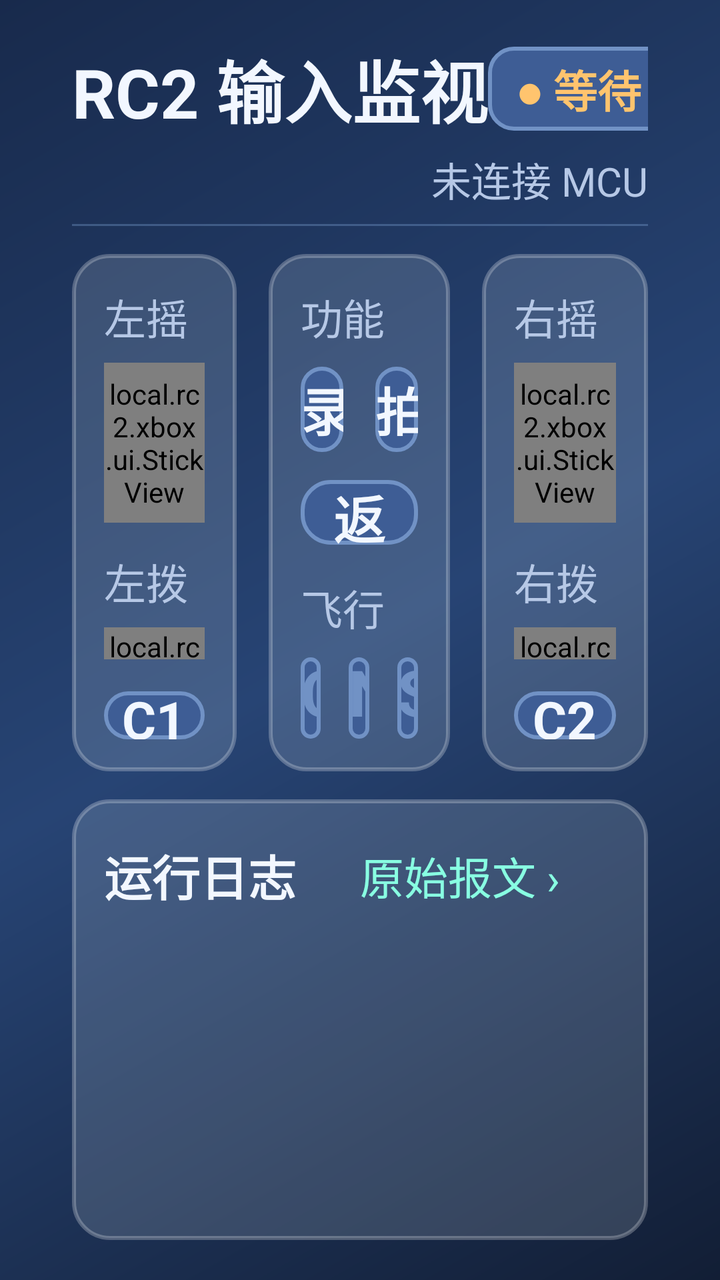
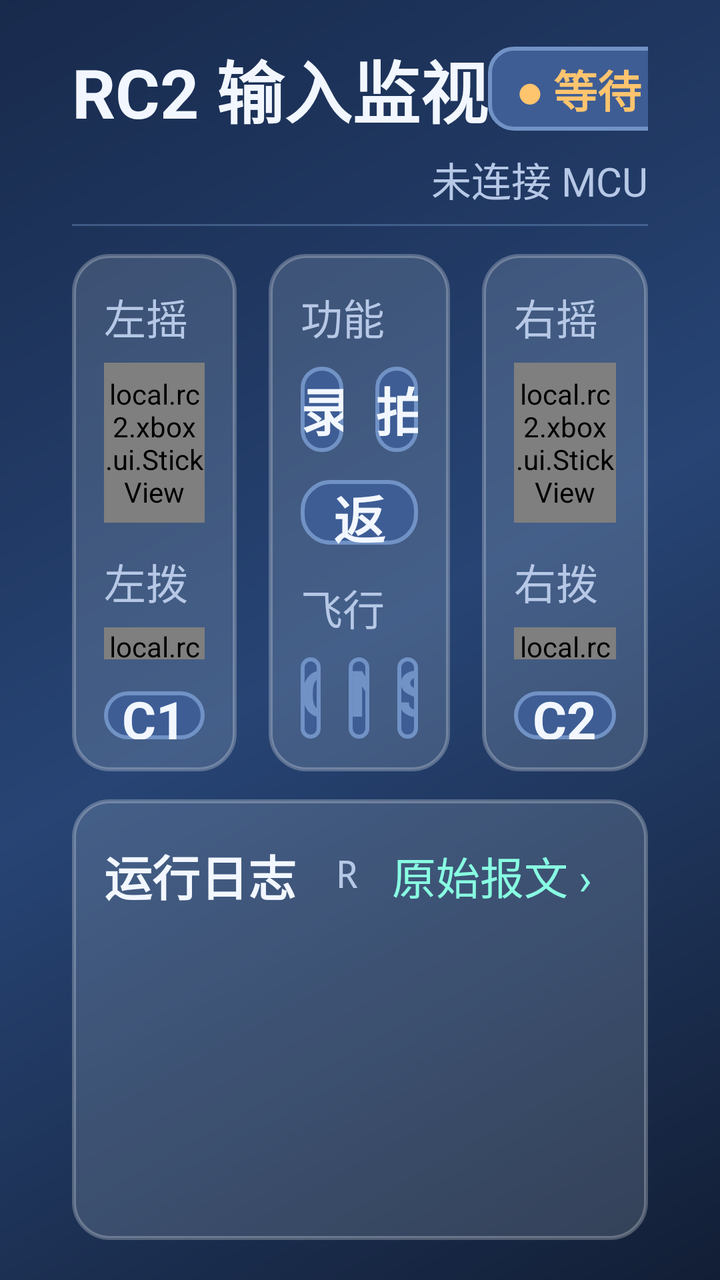

Two renders of the same Android screen: before a commit and after it. Below are the layout's source before the change and the commit's diff.
<!-- AndroidManifest.xml: application theme Theme.Rc2 -->
<!-- res/layout/page_dashboard.xml -->
<?xml version="1.0" encoding="utf-8"?>
<LinearLayout xmlns:android="http://schemas.android.com/apk/res/android"
    android:layout_width="match_parent"
    android:layout_height="match_parent"
    android:background="@drawable/bg_screen"
    android:orientation="vertical"
    android:paddingStart="36dp"
    android:paddingTop="20dp"
    android:paddingEnd="36dp"
    android:paddingBottom="20dp">

    
    <LinearLayout
        android:layout_width="match_parent"
        android:layout_height="wrap_content"
        android:baselineAligned="false"
        android:gravity="center_vertical"
        android:orientation="horizontal">

        <TextView
            style="@style/RcTitle"
            android:layout_width="wrap_content"
            android:layout_height="wrap_content"
            android:text="RC2 输入监视" />

        <Space
            android:layout_width="0dp"
            android:layout_height="1dp"
            android:layout_weight="1.5" />

        <TextView
            android:id="@+id/stateText"
            style="@style/RcBadge"
            android:layout_width="wrap_content"
            android:layout_height="wrap_content"
            android:text="● 等待 MCU" />

        <TextView
            android:id="@+id/rateText"
            style="@style/RcTag"
            android:layout_width="wrap_content"
            android:layout_height="wrap_content"
            android:layout_marginStart="22dp"
            android:fontFamily="monospace"
            android:text="0 FPS  /  0 Hz" />
    </LinearLayout>

    
    <TextView
        android:id="@+id/statusText"
        style="@style/RcTag"
        android:layout_width="match_parent"
        android:layout_height="wrap_content"
        android:layout_marginTop="6dp"
        android:ellipsize="end"
        android:gravity="end"
        android:text="未连接 MCU"
        android:textSize="20sp" />

    <View
        android:layout_width="match_parent"
        android:layout_height="1dp"
        android:layout_marginTop="8dp"
        android:background="@color/rc_line" />

    
    <LinearLayout
        android:layout_width="match_parent"
        android:layout_height="0dp"
        android:layout_marginTop="14dp"
        android:layout_weight="1"
        android:baselineAligned="false"
        android:orientation="horizontal">

        
        <LinearLayout
            android:layout_width="0dp"
            android:layout_height="match_parent"
            android:layout_weight="1"
            android:background="@drawable/bg_panel"
            android:orientation="vertical"
            android:padding="16dp">

            <LinearLayout
                android:layout_width="match_parent"
                android:layout_height="wrap_content"
                android:baselineAligned="false"
                android:gravity="center_vertical"
                android:orientation="horizontal">

                <TextView
                    style="@style/RcSection"
                    android:layout_width="wrap_content"
                    android:layout_height="wrap_content"
                    android:text="左摇杆" />

                <TextView
                    android:id="@+id/stickLeftValue"
                    style="@style/RcValue"
                    android:layout_width="0dp"
                    android:layout_height="wrap_content"
                    android:layout_weight="1"
                    android:gravity="end"
                    android:text="X +0.00  Y +0.00" />
            </LinearLayout>

            <local.rc2.xbox.ui.StickView
                android:id="@+id/stickLeft"
                android:layout_width="match_parent"
                android:layout_height="0dp"
                android:layout_marginTop="8dp"
                android:layout_weight="1.5" />

            <LinearLayout
                android:layout_width="match_parent"
                android:layout_height="wrap_content"
                android:layout_marginTop="14dp"
                android:baselineAligned="false"
                android:gravity="center_vertical"
                android:orientation="horizontal">

                <TextView
                    style="@style/RcSection"
                    android:layout_width="wrap_content"
                    android:layout_height="wrap_content"
                    android:text="左拨轮" />

                <TextView
                    android:id="@+id/dialLeftValue"
                    style="@style/RcValue"
                    android:layout_width="0dp"
                    android:layout_height="wrap_content"
                    android:layout_weight="1"
                    android:gravity="end"
                    android:text="0x00 (0)" />
            </LinearLayout>

            <local.rc2.xbox.ui.DialView
                android:id="@+id/dialLeft"
                android:layout_width="match_parent"
                android:layout_height="0dp"
                android:layout_marginTop="8dp"
                android:layout_weight="0.3" />

            <TextView
                android:id="@+id/keyC1"
                style="@style/RcKey"
                android:layout_width="match_parent"
                android:layout_height="0dp"
                android:layout_marginTop="16dp"
                android:layout_weight="0.45"
                android:text="C1" />
        </LinearLayout>

        
        <LinearLayout
            android:layout_width="0dp"
            android:layout_height="match_parent"
            android:layout_marginStart="16dp"
            android:layout_weight="1.1"
            android:background="@drawable/bg_panel"
            android:orientation="vertical"
            android:padding="16dp">

            <TextView
                style="@style/RcSection"
                android:layout_width="match_parent"
                android:layout_height="wrap_content"
                android:text="功能按键" />

            <LinearLayout
                android:layout_width="match_parent"
                android:layout_height="0dp"
                android:layout_marginTop="10dp"
                android:layout_weight="1"
                android:baselineAligned="false"
                android:orientation="horizontal">

                <TextView
                    android:id="@+id/keyRecord"
                    style="@style/RcKey"
                    android:layout_width="0dp"
                    android:layout_height="match_parent"
                    android:layout_marginEnd="8dp"
                    android:layout_weight="1"
                    android:text="录像" />

                <TextView
                    android:id="@+id/keyShutter"
                    style="@style/RcKey"
                    android:layout_width="0dp"
                    android:layout_height="match_parent"
                    android:layout_marginStart="8dp"
                    android:layout_weight="1"
                    android:text="拍照" />
            </LinearLayout>

            <TextView
                android:id="@+id/keyRth"
                style="@style/RcKey"
                android:layout_width="match_parent"
                android:layout_height="0dp"
                android:layout_marginTop="14dp"
                android:layout_weight="0.75"
                android:text="返航 / 暂停" />

            
            <LinearLayout
                android:layout_width="match_parent"
                android:layout_height="wrap_content"
                android:layout_marginTop="16dp"
                android:baselineAligned="false"
                android:gravity="center_vertical"
                android:orientation="horizontal">

                <TextView
                    style="@style/RcSection"
                    android:layout_width="wrap_content"
                    android:layout_height="wrap_content"
                    android:text="飞行模式" />

                <TextView
                    android:id="@+id/modeRaw"
                    style="@style/RcValue"
                    android:layout_width="0dp"
                    android:layout_height="wrap_content"
                    android:layout_weight="1"
                    android:gravity="end"
                    android:text="b2 —" />
            </LinearLayout>

            <LinearLayout
                android:layout_width="match_parent"
                android:layout_height="0dp"
                android:layout_marginTop="10dp"
                android:layout_weight="0.95"
                android:baselineAligned="false"
                android:orientation="horizontal">

                <LinearLayout
                    android:id="@+id/modeC"
                    android:layout_width="0dp"
                    android:layout_height="match_parent"
                    android:layout_marginEnd="7dp"
                    android:layout_weight="1"
                    android:background="@drawable/bg_chip"
                    android:gravity="center"
                    android:orientation="vertical">

                    <TextView
                        android:layout_width="wrap_content"
                        android:layout_height="wrap_content"
                        android:duplicateParentState="true"
                        android:includeFontPadding="false"
                        android:text="C"
                        android:textColor="@color/chip_text"
                        android:textSize="32sp"
                        android:textStyle="bold" />

                    <TextView
                        android:layout_width="wrap_content"
                        android:layout_height="wrap_content"
                        android:layout_marginTop="2dp"
                        android:duplicateParentState="true"
                        android:includeFontPadding="false"
                        android:text="平稳"
                        android:textColor="@color/chip_sub_text"
                        android:textSize="19sp" />
                </LinearLayout>

                <LinearLayout
                    android:id="@+id/modeN"
                    android:layout_width="0dp"
                    android:layout_height="match_parent"
                    android:layout_marginStart="7dp"
                    android:layout_marginEnd="7dp"
                    android:layout_weight="1"
                    android:background="@drawable/bg_chip"
                    android:gravity="center"
                    android:orientation="vertical">

                    <TextView
                        android:layout_width="wrap_content"
                        android:layout_height="wrap_content"
                        android:duplicateParentState="true"
                        android:includeFontPadding="false"
                        android:text="N"
                        android:textColor="@color/chip_text"
                        android:textSize="32sp"
                        android:textStyle="bold" />

                    <TextView
                        android:layout_width="wrap_content"
                        android:layout_height="wrap_content"
                        android:layout_marginTop="2dp"
                        android:duplicateParentState="true"
                        android:includeFontPadding="false"
                        android:text="普通"
                        android:textColor="@color/chip_sub_text"
                        android:textSize="19sp" />
                </LinearLayout>

                <LinearLayout
                    android:id="@+id/modeS"
                    android:layout_width="0dp"
                    android:layout_height="match_parent"
                    android:layout_marginStart="7dp"
                    android:layout_weight="1"
                    android:background="@drawable/bg_chip"
                    android:gravity="center"
                    android:orientation="vertical">

                    <TextView
                        android:layout_width="wrap_content"
                        android:layout_height="wrap_content"
                        android:duplicateParentState="true"
                        android:includeFontPadding="false"
                        android:text="S"
                        android:textColor="@color/chip_text"
                        android:textSize="32sp"
                        android:textStyle="bold" />

                    <TextView
                        android:layout_width="wrap_content"
                        android:layout_height="wrap_content"
                        android:layout_marginTop="2dp"
                        android:duplicateParentState="true"
                        android:includeFontPadding="false"
                        android:text="运动"
                        android:textColor="@color/chip_sub_text"
                        android:textSize="19sp" />
                </LinearLayout>
            </LinearLayout>
        </LinearLayout>

        
        <LinearLayout
            android:layout_width="0dp"
            android:layout_height="match_parent"
            android:layout_marginStart="16dp"
            android:layout_weight="1"
            android:background="@drawable/bg_panel"
            android:orientation="vertical"
            android:padding="16dp">

            <LinearLayout
                android:layout_width="match_parent"
                android:layout_height="wrap_content"
                android:baselineAligned="false"
                android:gravity="center_vertical"
                android:orientation="horizontal">

                <TextView
                    style="@style/RcSection"
                    android:layout_width="wrap_content"
                    android:layout_height="wrap_content"
                    android:text="右摇杆" />

                <TextView
                    android:id="@+id/stickRightValue"
                    style="@style/RcValue"
                    android:layout_width="0dp"
                    android:layout_height="wrap_content"
                    android:layout_weight="1"
                    android:gravity="end"
                    android:text="X +0.00  Y +0.00" />
            </LinearLayout>

            <local.rc2.xbox.ui.StickView
                android:id="@+id/stickRight"
                android:layout_width="match_parent"
                android:layout_height="0dp"
                android:layout_marginTop="8dp"
                android:layout_weight="1.5" />

            <LinearLayout
                android:layout_width="match_parent"
                android:layout_height="wrap_content"
                android:layout_marginTop="14dp"
                android:baselineAligned="false"
                android:gravity="center_vertical"
                android:orientation="horizontal">

                <TextView
                    style="@style/RcSection"
                    android:layout_width="wrap_content"
                    android:layout_height="wrap_content"
                    android:text="右拨轮" />

                <TextView
                    android:id="@+id/dialRightValue"
                    style="@style/RcValue"
                    android:layout_width="0dp"
                    android:layout_height="wrap_content"
                    android:layout_weight="1"
                    android:gravity="end"
                    android:text="0x00 (0)" />
            </LinearLayout>

            <local.rc2.xbox.ui.DialView
                android:id="@+id/dialRight"
                android:layout_width="match_parent"
                android:layout_height="0dp"
                android:layout_marginTop="8dp"
                android:layout_weight="0.3" />

            <TextView
                android:id="@+id/keyC2"
                style="@style/RcKey"
                android:layout_width="match_parent"
                android:layout_height="0dp"
                android:layout_marginTop="16dp"
                android:layout_weight="0.45"
                android:text="C2" />
        </LinearLayout>
    </LinearLayout>

    
    <LinearLayout
        android:layout_width="match_parent"
        android:layout_height="0dp"
        android:layout_marginTop="14dp"
        android:layout_weight="0.85"
        android:background="@drawable/bg_panel"
        android:orientation="vertical"
        android:padding="16dp">

        <LinearLayout
            android:layout_width="match_parent"
            android:layout_height="wrap_content"
            android:baselineAligned="false"
            android:gravity="center_vertical"
            android:orientation="horizontal">

            <TextView
                android:layout_width="wrap_content"
                android:layout_height="wrap_content"
                android:includeFontPadding="false"
                android:text="运行日志"
                android:textColor="@color/rc_text"
                android:textSize="24sp"
                android:textStyle="bold" />

            <TextView
                android:id="@+id/channelText"
                style="@style/RcTag"
                android:layout_width="0dp"
                android:layout_height="wrap_content"
                android:layout_marginStart="20dp"
                android:layout_weight="1"
                android:fontFamily="monospace"
                android:text="RX — RY — LY — LX — LT — RT —"
                android:textSize="19sp" />

            <TextView
                android:id="@+id/btnRaw"
                style="@style/RcLink"
                android:layout_width="wrap_content"
                android:layout_height="wrap_content"
                android:text="原始报文 ›" />

            <TextView
                android:id="@+id/btnProbe"
                style="@style/RcLink"
                android:layout_width="wrap_content"
                android:layout_height="wrap_content"
                android:layout_marginStart="12dp"
                android:text="推送探针 ›" />
        </LinearLayout>

        <ScrollView
            android:id="@+id/logScroll"
            android:layout_width="match_parent"
            android:layout_height="0dp"
            android:layout_marginTop="10dp"
            android:layout_weight="1"
            android:scrollbars="vertical">

            <TextView
                android:id="@+id/logText"
                style="@style/RcBody"
                android:layout_width="match_parent"
                android:layout_height="wrap_content" />
        </ScrollView>
    </LinearLayout>

</LinearLayout>
<!-- resources referenced by this layout -->
<resources>
  <color name="rc_line">#4D8FB6E8</color>
  <color name="rc_text">#FFF2F7FF</color>
  <!-- drawable bg_panel (drawable) -->
  <?xml version="1.0" encoding="utf-8"?>
  <shape xmlns:android="http://schemas.android.com/apk/res/android"
      android:shape="rectangle">
      <solid android:color="@color/rc_panel" />
      <corners android:radius="18dp" />
      <stroke
          android:width="2dp"
          android:color="#40FFFFFF" />
  </shape>
  <!-- drawable bg_screen (drawable) -->
  <?xml version="1.0" encoding="utf-8"?>
  <shape xmlns:android="http://schemas.android.com/apk/res/android"
      android:shape="rectangle">
      <gradient
          android:angle="315"
          android:centerColor="@color/rc_bg_mid"
          android:endColor="@color/rc_bg_bottom"
          android:startColor="@color/rc_bg_top" />
  </shape>
  <style name="RcBody">
          <item name="android:textColor">@color/rc_muted</item>
          <item name="android:textSize">21sp</item>
          <item name="android:fontFamily">monospace</item>
          <item name="android:lineSpacingExtra">5dp</item>
      </style>
  <style name="RcKey">
          <item name="android:background">@drawable/bg_key</item>
          <item name="android:textColor">@color/key_text</item>
          <item name="android:textSize">26sp</item>
          <item name="android:textStyle">bold</item>
          <item name="android:gravity">center</item>
          <item name="android:includeFontPadding">false</item>
          <item name="android:maxLines">1</item>
      </style>
  <style name="RcSection">
          <item name="android:textColor">@color/rc_muted</item>
          <item name="android:textSize">21sp</item>
          <item name="android:includeFontPadding">false</item>
          <item name="android:maxLines">1</item>
      </style>
  <style name="RcTag">
          <item name="android:textColor">@color/rc_muted</item>
          <item name="android:textSize">22sp</item>
          <item name="android:includeFontPadding">false</item>
          <item name="android:maxLines">1</item>
      </style>
  <style name="RcTitle">
          <item name="android:textColor">@color/rc_text</item>
          <item name="android:textSize">34sp</item>
          <item name="android:textStyle">bold</item>
          <item name="android:includeFontPadding">false</item>
          <item name="android:maxLines">1</item>
      </style>
  <style name="RcValue">
          <item name="android:textColor">@color/rc_muted</item>
          <item name="android:textSize">20sp</item>
          <item name="android:fontFamily">monospace</item>
          <item name="android:includeFontPadding">false</item>
          <item name="android:maxLines">1</item>
      </style>
  <style name="Theme.Rc2" parent="@android:style/Theme.Material.NoActionBar">
          <item name="android:windowBackground">@color/rc_bg_bottom</item>
          <item name="android:colorBackground">@color/rc_bg_bottom</item>
          <item name="android:statusBarColor">@color/rc_bg_bottom</item>
          <item name="android:navigationBarColor">@color/rc_bg_bottom</item>
          <item name="android:windowNoTitle">true</item>
      </style>
  <color name="rc_mint">#FF88FFE2</color>
  <color name="rc_key">#FF3E5D95</color>
  <color name="rc_key_off">#FF7192C5</color>
  <color name="rc_panel">#26EBF5FF</color>
  <color name="rc_bg_mid">#FF274474</color>
  <color name="rc_bg_bottom">#FF121E35</color>
  <color name="rc_bg_top">#FF182A4C</color>
  <color name="rc_warn">#FFFFC46E</color>
  <color name="rc_muted">#FFB6C8E6</color>
  <!-- unchanged entries left out for length: 4 -->
</resources>

<!-- the commit's change to res/layout/page_dashboard.xml (unified diff, before → after) -->
@@ -458,14 +458,6 @@
                 android:layout_width="wrap_content"
                 android:layout_height="wrap_content"
                 android:text="原始报文 ›" />
-
-            <TextView
-                android:id="@+id/btnProbe"
-                style="@style/RcLink"
-                android:layout_width="wrap_content"
-                android:layout_height="wrap_content"
-                android:layout_marginStart="12dp"
-                android:text="推送探针 ›" />
         </LinearLayout>
 
         <ScrollView
